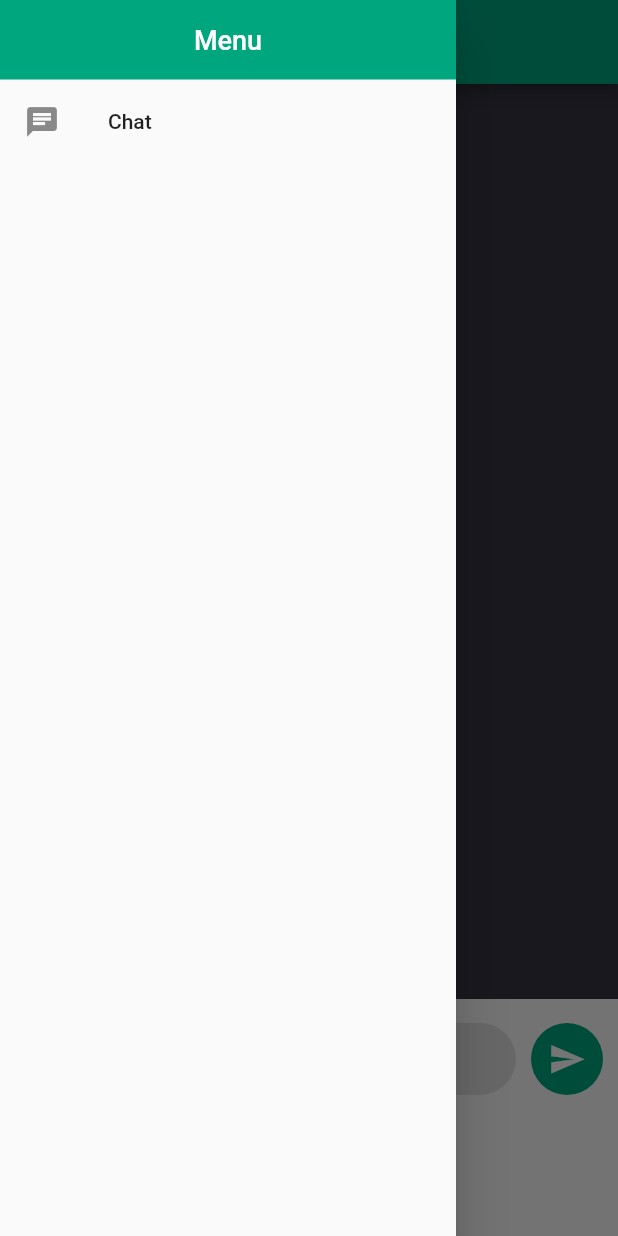
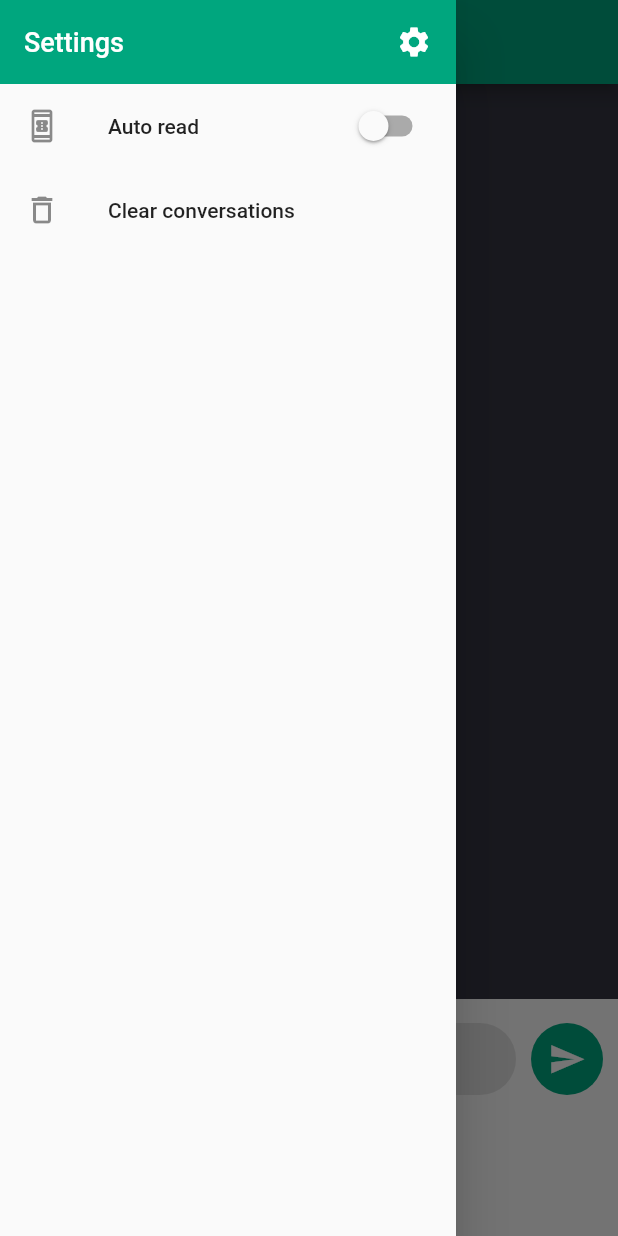
Before and after one commit to leminhduc106/ChatGPT_App---HCMUS, a Flutter app: the screen it shows after launch, with the side drawer open, on a phone screen of 412 x 824 dp. Run offline on Flutter 3.47's test engine with Material 2 defaults, Android fonts, the phone set to English and light mode, and no system bars; drawn by our look-alikes of avatar_glow; our stand-ins replace bloc, equatable, flutter_bloc, flutter_tts, speech_to_text.

Commit message:
Feat: add setting menu

```diff
--- a/chatgpt_app/lib/screens/speech_screen.dart
+++ b/chatgpt_app/lib/screens/speech_screen.dart
@@ -53,22 +53,36 @@ class _SpeechScreenState extends State<SpeechScreen> {
                   decoration: const BoxDecoration(
                     color: bgColor,
                   ),
-                  child: const Center(
-                      child: Text(
-                    'Menu',
-                    style: TextStyle(
-                      fontSize: 18,
-                      color: Colors.white,
-                      fontWeight: FontWeight.w500,
-                    ),
-                  )),
+                  child: Row(
+                    mainAxisAlignment: MainAxisAlignment.spaceBetween,
+                    children: const [
+                      Text(
+                        'Settings',
+                        style: TextStyle(
+                          fontSize: 18,
+                          color: Colors.white,
+                          fontWeight: FontWeight.w500,
+                        ),
+                      ),
+                      Icon(
+                        Icons.settings,
+                        color: Colors.white,
+                      ),
+                    ],
+                  ),
                 ),
                 ListTile(
-                  leading: const Icon(Icons.chat),
-                  title: const Text('Chat'),
-                  onTap: () {
-                    Navigator.popUntil(context, ModalRoute.withName('/'));
-                  },
+                  leading: const Icon(Icons.book_online_outlined),
+                  title: const Text('Auto read'),
+                  trailing: Switch(
+                    value: false,
+                    onChanged: (value) {},
+                  ),
+                ),
+                ListTile(
+                  leading: const Icon(Icons.delete_outline),
+                  title: const Text('Clear conversations'),
+                  onTap: () {},
                 ),
               ],
             ),
```
